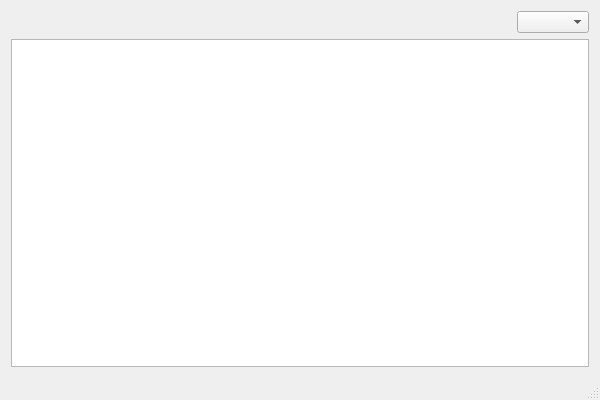
This is CallLogViewer.ui in HalfBagOrange/CallLogViewer as Qt 5 draws it before an edit. The edited form follows.
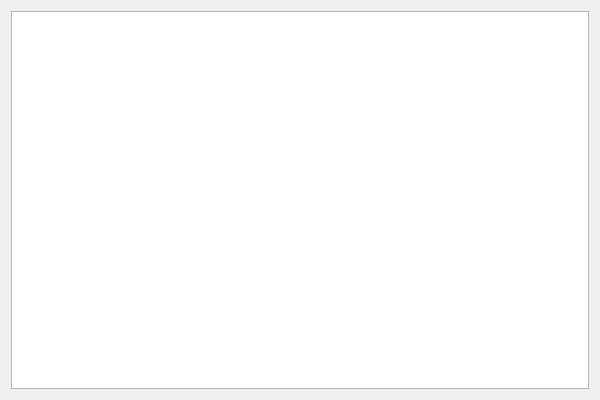
This is the edited form.

What changed in the file:
```diff
--- a/CallLogViewer.ui
+++ b/CallLogViewer.ui
@@ -29,27 +29,10 @@
 	<item>
 	 <layout class="QVBoxLayout" name="verticalLayout_2" >
 	  <item>
-	   <layout class="QHBoxLayout" name="horizontalLayout_2" >
-		<item>
-		 <spacer name="horizontalSpacer" >
-		  <property name="orientation" >
-		   <enum>Qt::Horizontal</enum>
-		  </property>
-		  <property name="sizeHint" stdset="0" >
-		   <size>
-			<width>108</width>
-			<height>20</height>
-		   </size>
-		  </property>
-		 </spacer>
+       <layout class="QHBoxLayout" name="horizontalLayout_2"/>
 		</item>
 		<item>
-		 <widget class="QComboBox" name="comboBox" />
-		</item>
-	   </layout>
-	  </item>
-	  <item>
-	   <widget class="QTableView" name="tableView" />
+       <widget class="QTableView" name="tableView"/>
 	  </item>
 	 </layout>
 	</item>
@@ -66,9 +49,8 @@
 	</rect>
    </property>
   </widget>
-  <widget class="QStatusBar" name="statusBar" />
  </widget>
- <layoutdefault spacing="6" margin="11" />
+ <layoutdefault spacing="6" margin="11"/>
  <resources>
   <include location="CallLogViewer.qrc" />
  </resources>
```
Left out of the diff: 31 changed lines with no effect on the pictures. Lines whose indentation alone changed are shown as unchanged.
